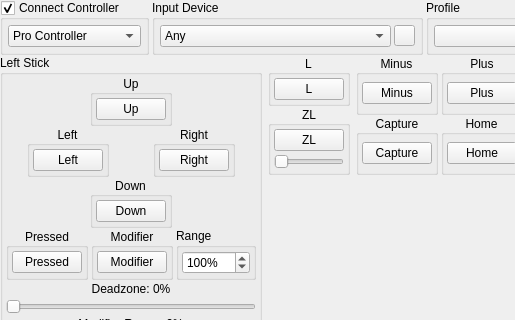
rorrim-rorrim/eden-alt, file src/yuzu/configuration/configure_input_player.ui: the form before one commit; both pictures show x 0 to 515 and y 0 to 320 of the 967 by 534 pixel window.
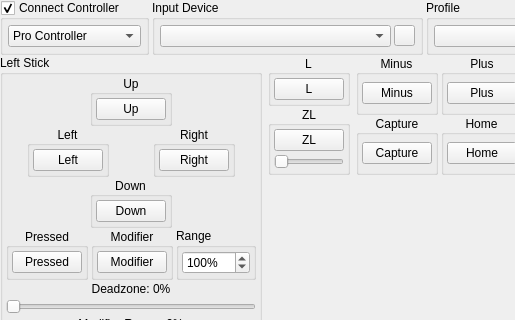
The form after the commit. Icons and pictures are not drawn. Custom widgets are drawn as their Qt base class.

Patch:
```diff
--- a/src/yuzu/configuration/configure_input_player.ui
+++ b/src/yuzu/configuration/configure_input_player.ui
@@ -148,16 +148,6 @@
               <height>21</height>
              </size>
             </property>
-            <item>
-             <property name="text">
-              <string>Any</string>
-             </property>
-            </item>
-            <item>
-             <property name="text">
-              <string>Keyboard/Mouse</string>
-             </property>
-            </item>
            </widget>
           </item>
           <item>
```
